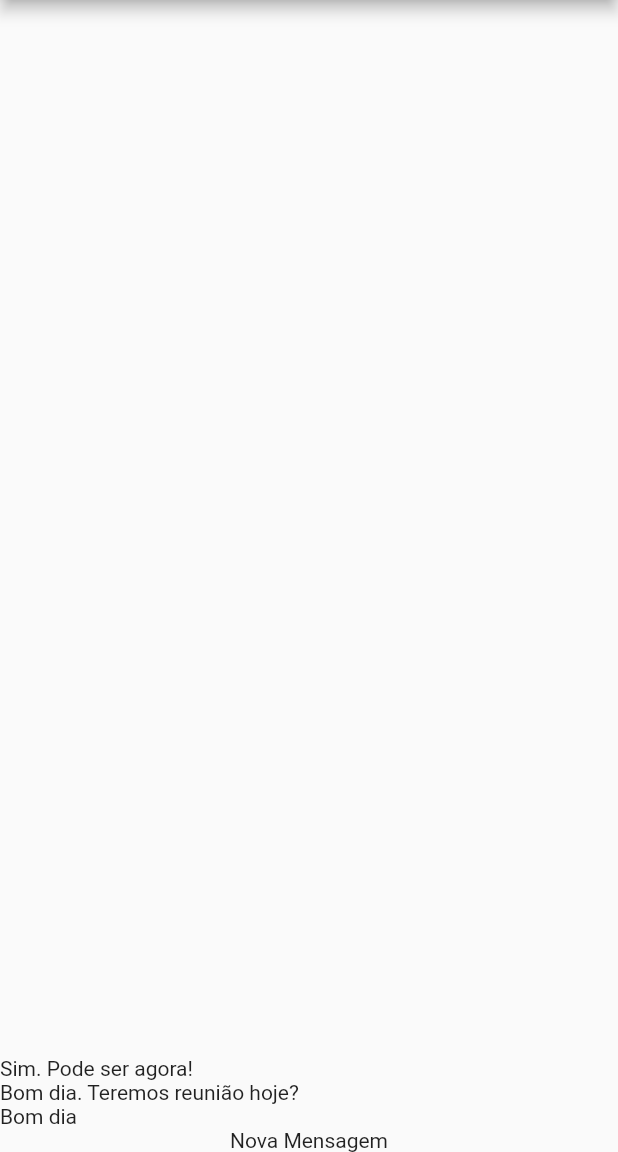
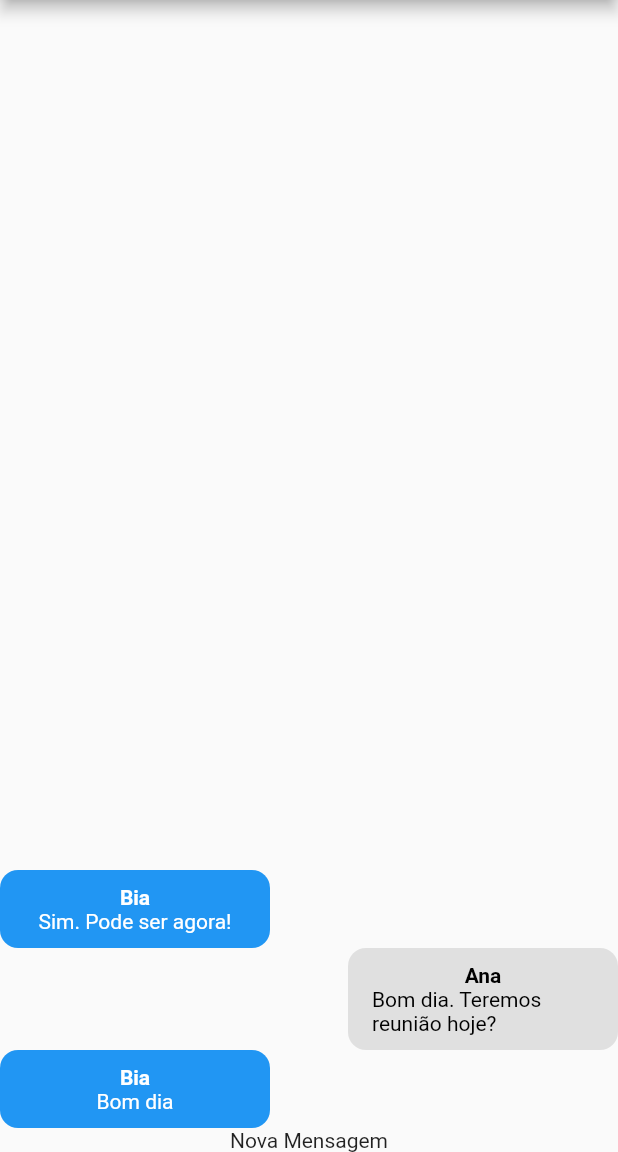
Before and after one commit to lucasgaldinodev/cod3r_flutter_chat, a Flutter app: the screen it shows after launch, on a phone screen of 412 x 824 dp, the part 84-1236 px from its top. Run offline on Flutter 3.47's test engine with Material 2 defaults, Android fonts, the phone set to English and light mode, and no system bars; our stand-ins replace image_picker; accounts and stored records are empty.

Commit message:
382_componente_message_bubble_01

```diff
--- /dev/null
+++ b/lib/components/message_bubble.dart
@@ -0,0 +1,56 @@
+import 'package:chat/core/models/chat_message.dart';
+import 'package:flutter/material.dart';
+
+class MessageBubble extends StatelessWidget {
+  final ChatMessage message;
+  final bool belongsToCurrentUser;
+
+  const MessageBubble({
+    required this.message,
+    required this.belongsToCurrentUser,
+    super.key,
+  });
+
+  @override
+  Widget build(BuildContext context) {
+    return Row(
+      mainAxisAlignment: belongsToCurrentUser
+          ? MainAxisAlignment.end
+          : MainAxisAlignment.start,
+      children: [
+        Container(
+          decoration: BoxDecoration(
+            color: belongsToCurrentUser
+                ? Colors.grey.shade300
+                : Theme.of(context).primaryColor,
+            borderRadius: const BorderRadius.all(
+              Radius.circular(12),
+            ),
+          ),
+          width: 180,
+          padding: const EdgeInsets.symmetric(
+            vertical: 10,
+            horizontal: 16,
+          ),
+          child: Column(
+            children: [
+              Text(
+                message.userName,
+                style: TextStyle(
+                  color: belongsToCurrentUser ? Colors.black : Colors.white,
+                  fontWeight: FontWeight.bold,
+                ),
+              ),
+              Text(
+                message.text,
+                style: TextStyle(
+                  color: belongsToCurrentUser ? Colors.black : Colors.white,
+                ),
+              ),
+            ],
+          ),
+        ),
+      ],
+    );
+  }
+}
--- a/lib/components/messages.dart
+++ b/lib/components/messages.dart
@@ -1,4 +1,6 @@
+import 'package:chat/components/message_bubble.dart';
 import 'package:chat/core/models/chat_message.dart';
+import 'package:chat/core/services/auth/auth_service.dart';
 import 'package:chat/core/services/chat/chat_service.dart';
 import 'package:flutter/material.dart';
 
@@ -7,6 +9,7 @@ class Messages extends StatelessWidget {
 
   @override
   Widget build(BuildContext context) {
+    final currentUser = AuthService().currentUser;
     return StreamBuilder<List<ChatMessage>>(
       stream: ChatService().messagesStream(),
       builder: (ctx, snapshot) {
@@ -19,7 +22,11 @@ class Messages extends StatelessWidget {
           return ListView.builder(
             reverse: true,
             itemCount: msgs.length,
-            itemBuilder: (ctx, i) => Text(msgs[i].text),
+            itemBuilder: (ctx, i) => MessageBubble(
+              key: ValueKey(msgs[i].id),
+              message: msgs[i],
+              belongsToCurrentUser: currentUser?.id == msgs[i].userId,
+            ),
           );
         }
       },
--- a/lib/core/services/auth/auth_mock_service.dart
+++ b/lib/core/services/auth/auth_mock_service.dart
@@ -6,9 +6,9 @@ import 'package:chat/core/services/auth/auth_service.dart';
 
 class AuthMockService implements AuthService {
   static const _defaultUser = ChatUser(
-    id: '1',
-    name: 'Teste',
-    email: 'teste@cod3r.com.br',
+    id: '456',
+    name: 'Ana',
+    email: 'ana@cod3r.com.br',
     imageUrl: 'assets/images/avatar.png',
   );
 
--- a/lib/core/services/chat/chat_mock_service.dart
+++ b/lib/core/services/chat/chat_mock_service.dart
@@ -27,7 +27,7 @@ class ChatMockService implements ChatService {
       text: 'Sim. Pode ser agora!',
       createdAt: DateTime.now(),
       userId: '123',
-      userName: 'Teste',
+      userName: 'Bia',
       userImageUrl: 'assets/images/avatar.png',
     ),
   ];
```
